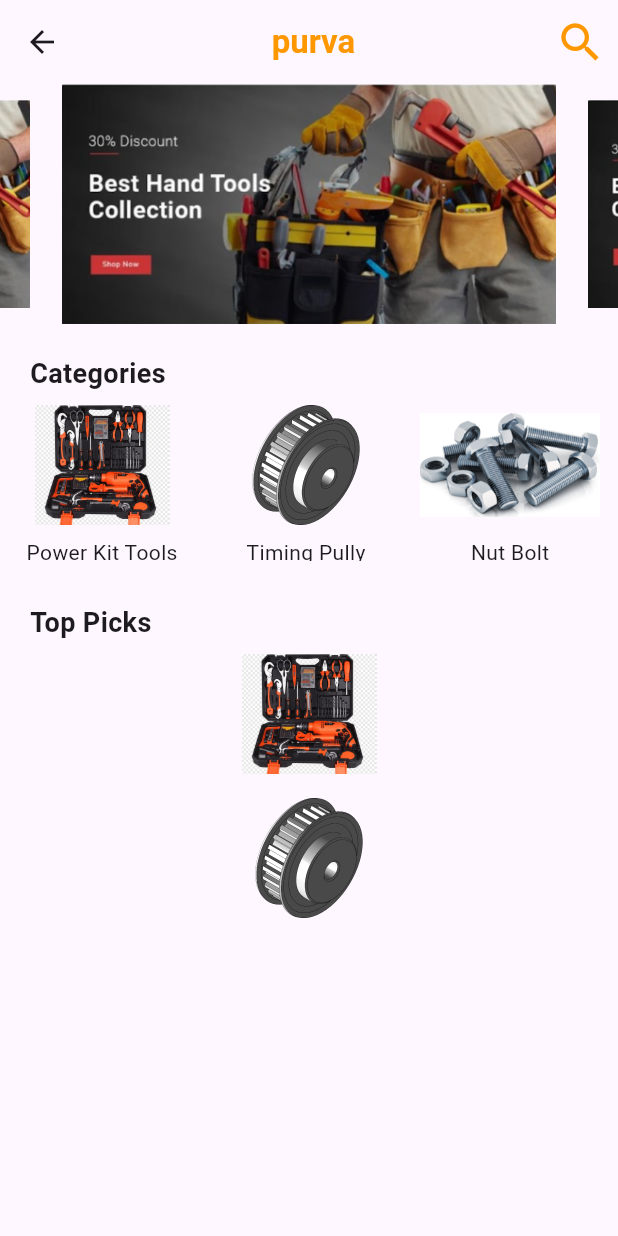
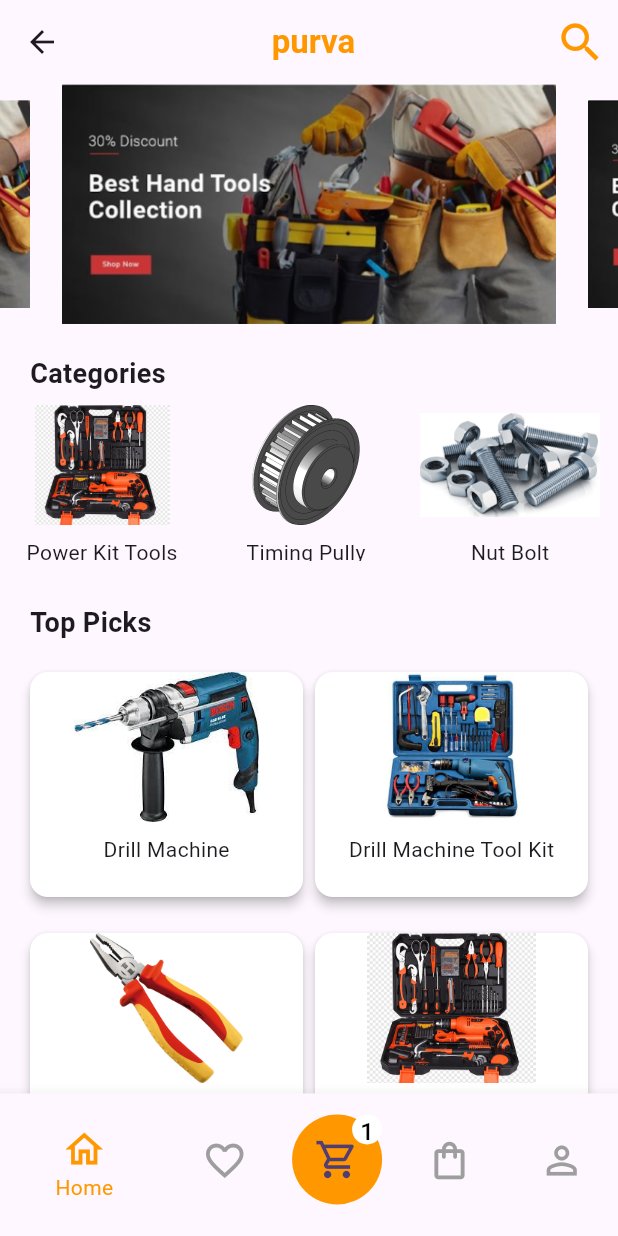
Before and after one commit to Divyansh1211/CubeSharp, a Flutter app: the CatalogueScreen screen opened by its route, on a phone screen of 412 x 824 dp. Run offline on Flutter 3.47's test engine with Material 2 defaults, Android fonts, the phone set to English and light mode, and no system bars; drawn by our look-alikes of carousel_slider; our stand-ins replace google_fonts.

Commit message:
final commit

```diff
--- a/lib/catalogue_screen.dart
+++ b/lib/catalogue_screen.dart
@@ -1,26 +1,46 @@
 import 'package:carousel_slider/carousel_slider.dart';
-import 'package:flutter/foundation.dart';
+import 'package:cubesharp_assignment/top_picks.dart';
+
 import 'package:flutter/material.dart';
 import 'package:google_fonts/google_fonts.dart';
 import 'category_list.dart';
 
-class CatalogueScreen extends StatelessWidget {
+class CatalogueScreen extends StatefulWidget {
+  static const String id = 'catalogue_screen';
+  const CatalogueScreen({super.key});
+
+  @override
+  State<CatalogueScreen> createState() => _CatalogueScreenState();
+}
+
+class _CatalogueScreenState extends State<CatalogueScreen> {
+  int _selectedIndex = 0;
+
+  void _onNavBarItemTapped(int index) {
+    setState(() {
+      _selectedIndex = index;
+    });
+  }
+
   final List<String> bannerImages = [
     'images/builder.png',
   ];
-  final List<String> topPicks = [
-    'images/tool_kit.png',
-    'images/large.png',
 
+  final List<TopPicks> topPicks = [
+    TopPicks(imagePath: 'images/drill_machine.png', text: 'Drill Machine'),
+    TopPicks(
+        imagePath: 'images/drill-machine-tool-kit.jpg',
+        text: 'Drill Machine Tool Kit'),
+    TopPicks(imagePath: 'images/plier.png', text: 'Plier'),
+    TopPicks(imagePath: 'images/tool_kit.png', text: 'Power Kit Tools')
   ];
+
   final List<CategoryItem> categoryItems = [
     CategoryItem('images/tool_kit.png', 'Power Kit Tools'),
     CategoryItem('images/large.png', 'Timing Pully'),
     CategoryItem('images/nuts.png', 'Nut Bolt'),
     CategoryItem('images/timing_belt.png', 'Hammer'),
   ];
-  static const String id = 'catalogue_screen';
-  CatalogueScreen({super.key});
 
   @override
   Widget build(BuildContext context) {
@@ -67,7 +87,7 @@ class CatalogueScreen extends StatelessWidget {
             ),
             SizedBox(height: 20),
             const Padding(
-              padding: EdgeInsets.symmetric(horizontal: 20), // Add left padding
+              padding: EdgeInsets.symmetric(horizontal: 20),
               child: Text(
                 'Categories',
                 style: TextStyle(
@@ -116,31 +136,124 @@ class CatalogueScreen extends StatelessWidget {
               ),
             ),
             Container(
-              height: 200, // Adjust the height of the top picks list
+              padding: EdgeInsets.all(8.0),
+              height: MediaQuery.of(context).size.height,
+              width: MediaQuery.of(context).size.width,
               child: ListView.builder(
-                itemCount: topPicks.length,
+                itemCount:
+                    (topPicks.length / 2).ceil(),
                 itemBuilder: (BuildContext context, int index) {
+                  final leftIndex = index * 2;
+                  final rightIndex = leftIndex + 1;
+
                   return Padding(
                     padding: EdgeInsets.all(8.0),
-                    child: SingleChildScrollView(
-                      child: Column(
-                        mainAxisAlignment: MainAxisAlignment.spaceEvenly,
-                        children: [
-                          Image.asset(
-                            topPicks[index],
-                            width: 120,
-                            height: 80,
+                    child: Row(
+                      mainAxisAlignment: MainAxisAlignment.spaceBetween,
+                      children: [
+                        Flexible(
+                          child: Card(
+                            color: Colors.white,
+                            elevation: 3,
+                            child: SizedBox(
+                              height: 150,
+                              width: 200,
+                              child: Column(
+                                children: [
+                                  Image.asset(
+                                    topPicks[leftIndex].imagePath!,
+                                    height: 100,
+                                  ),
+                                  SizedBox(height: 8),
+                                  Text(topPicks[leftIndex].text!),
+                                ],
+                              ),
+                            ),
                           ),
-                        ],
-                      ),
+                        ),
+                        if (rightIndex < topPicks.length)
+                          Flexible(
+                            child: Card(
+                              color: Colors.white,
+                              elevation: 3,
+                              child: SizedBox(
+                                height: 150,
+                                width: 200,
+                                child: Column(
+                                  children: [
+                                    Image.asset(
+                                      topPicks[rightIndex].imagePath!,
+                                      height: 100,
+                                    ),
+                                    SizedBox(height: 8),
+                                    Text(topPicks[rightIndex].text!),
+                                  ],
+                                ),
+                              ),
+                            ),
+                          ),
+                      ],
                     ),
-
                   );
                 },
               ),
-            ),
+            )
           ],
         ),
+      ),
+      bottomNavigationBar: BottomNavigationBar(
+        iconSize: 30,
+        unselectedItemColor: Colors.grey,
+        fixedColor: Colors.orange,
+        items: const <BottomNavigationBarItem>[
+          BottomNavigationBarItem(
+            icon: Icon(Icons.home_outlined),
+            label: 'Home',
+          ),
+          BottomNavigationBarItem(
+            icon: Icon(Icons.favorite_outline),
+            label: 'Wishlist',
+          ),
+          BottomNavigationBarItem(
+            icon: Stack(
+              children: [
+                CircleAvatar(
+                  child: Icon(
+                    Icons.shopping_cart_outlined,
+                    size: 30,
+                  ),
+                  radius: 30,
+                  backgroundColor: Colors.orange,
+                ),
+                Positioned(
+                  top: 0,
+                  right: 0,
+                  child: CircleAvatar(
+                    radius: 10,
+                    backgroundColor: Colors.white,
+                    child: Text(
+                      '1',
+                      style: TextStyle(
+                        color: Colors.black,
+                      ),
+                    ),
+                  ),
+                ),
+              ],
+            ),
+            label: '',
+          ),
+          BottomNavigationBarItem(
+            icon: Icon(Icons.shopping_bag_outlined),
+            label: 'Orders',
+          ),
+          BottomNavigationBarItem(
+            icon: Icon(Icons.person_outline),
+            label: 'Profile',
+          ),
+        ],
+        currentIndex: _selectedIndex,
+        onTap: _onNavBarItemTapped,
       ),
     );
   }
--- a/lib/main.dart
+++ b/lib/main.dart
@@ -8,8 +8,6 @@ void main() {
 
 class MyApp extends StatelessWidget {
   const MyApp({super.key});
-
-  // This widget is the root of your application.
   @override
   Widget build(BuildContext context) {
     return MaterialApp(
@@ -18,7 +16,7 @@ class MyApp extends StatelessWidget {
         colorScheme: ColorScheme.fromSeed(seedColor: Colors.deepPurple),
         useMaterial3: true,
       ),
-      initialRoute: CatalogueScreen.id,
+      initialRoute: LoginPage.id,
       routes: {
         LoginPage.id: (context) => const LoginPage(),
         CatalogueScreen.id: (context) => CatalogueScreen(),
--- /dev/null
+++ b/lib/top_picks.dart
@@ -0,0 +1,5 @@
+class TopPicks {
+  final String? imagePath;
+  final String? text;
+  TopPicks({this.imagePath, this.text});
+}
```
Also changed, not shown: lib/login_page.dart (+31 -9 lines), lib/modalScreen.dart (+14 -9 lines), lib/password_controller.dart (added, +40 -0 lines), images/drill-machine-tool-kit.jpg (added), images/drill_machine.png (added), images/plier.png (added).
